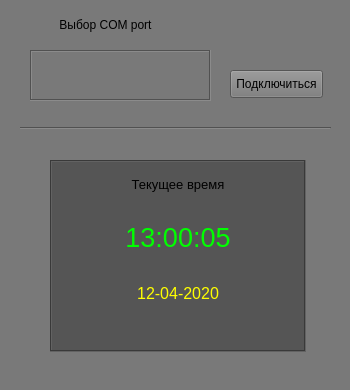
Before: the Qt Designer form ui/current_time.ui in openyrec/wemosRTC, drawn with Qt 5.
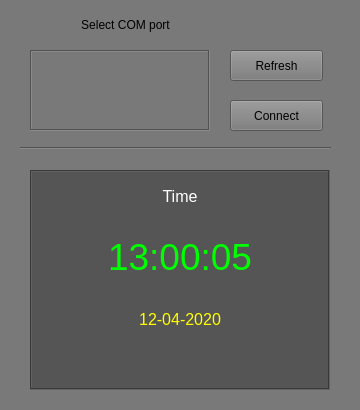
After: the same form once the commit is applied.

Commit message: Add state in buttonConnect. Add Alert message if not checked port. Open and read from selected com-port is working

Patch:
```diff
--- a/ui/current_time.ui
+++ b/ui/current_time.ui
@@ -6,20 +6,20 @@
    <rect>
     <x>0</x>
     <y>0</y>
-    <width>350</width>
-    <height>390</height>
+    <width>360</width>
+    <height>410</height>
    </rect>
   </property>
   <property name="minimumSize">
    <size>
-    <width>350</width>
-    <height>390</height>
+    <width>360</width>
+    <height>410</height>
    </size>
   </property>
   <property name="maximumSize">
    <size>
-    <width>350</width>
-    <height>390</height>
+    <width>360</width>
+    <height>410</height>
    </size>
   </property>
   <property name="windowTitle">
@@ -31,14 +31,14 @@
    </property>
    <property name="minimumSize">
     <size>
-     <width>350</width>
+     <width>340</width>
      <height>300</height>
     </size>
    </property>
    <property name="maximumSize">
     <size>
      <width>400</width>
-     <height>400</height>
+     <height>500</height>
     </size>
    </property>
    <property name="sizeIncrement">
@@ -62,7 +62,7 @@
    <widget class="QLabel" name="COMports">
     <property name="geometry">
      <rect>
-      <x>50</x>
+      <x>70</x>
       <y>10</y>
       <width>111</width>
       <height>31</height>
@@ -75,20 +75,20 @@
      <enum>QFrame::Sunken</enum>
     </property>
     <property name="text">
-     <string>&lt;html&gt;&lt;head/&gt;&lt;body&gt;&lt;p align=&quot;center&quot;&gt;Выбор COM port&lt;/p&gt;&lt;/body&gt;&lt;/html&gt;</string>
+     <string>&lt;html&gt;&lt;head/&gt;&lt;body&gt;&lt;p align=&quot;center&quot;&gt;Select COM port&lt;/p&gt;&lt;/body&gt;&lt;/html&gt;</string>
     </property>
    </widget>
    <widget class="QPushButton" name="ButtonConnect">
     <property name="geometry">
      <rect>
       <x>230</x>
-      <y>70</y>
+      <y>100</y>
       <width>93</width>
-      <height>28</height>
+      <height>31</height>
      </rect>
     </property>
     <property name="text">
-     <string>Подключиться</string>
+     <string>Connect</string>
     </property>
     <property name="checkable">
      <bool>true</bool>
@@ -107,7 +107,7 @@
     <property name="geometry">
      <rect>
       <x>20</x>
-      <y>120</y>
+      <y>140</y>
       <width>311</width>
       <height>16</height>
      </rect>
@@ -119,22 +119,22 @@
    <widget class="QTextBrowser" name="CurrnetTimeBrowser">
     <property name="geometry">
      <rect>
-      <x>50</x>
-      <y>160</y>
-      <width>256</width>
-      <height>192</height>
+      <x>30</x>
+      <y>170</y>
+      <width>300</width>
+      <height>220</height>
      </rect>
     </property>
     <property name="minimumSize">
      <size>
-      <width>256</width>
-      <height>192</height>
+      <width>300</width>
+      <height>220</height>
      </size>
     </property>
     <property name="maximumSize">
      <size>
-      <width>256</width>
-      <height>192</height>
+      <width>300</width>
+      <height>220</height>
      </size>
     </property>
     <property name="styleSheet">
@@ -149,10 +149,10 @@
 p, li { white-space: pre-wrap; }
 &lt;/style&gt;&lt;/head&gt;&lt;body style=&quot; font-family:'MS Shell Dlg 2'; font-size:6.6pt; font-weight:400; font-style:normal;&quot;&gt;
 &lt;p align=&quot;center&quot; style=&quot;-qt-paragraph-type:empty; margin-top:0px; margin-bottom:0px; margin-left:0px; margin-right:0px; -qt-block-indent:0; text-indent:0px;&quot;&gt;&lt;br /&gt;&lt;/p&gt;
-&lt;p align=&quot;center&quot; style=&quot; margin-top:0px; margin-bottom:0px; margin-left:0px; margin-right:0px; -qt-block-indent:0; text-indent:0px;&quot;&gt;&lt;span style=&quot; font-size:10pt;&quot;&gt;Текущее время&lt;/span&gt;&lt;/p&gt;
+&lt;p align=&quot;center&quot; style=&quot; margin-top:0px; margin-bottom:0px; margin-left:0px; margin-right:0px; -qt-block-indent:0; text-indent:0px;&quot;&gt;&lt;span style=&quot; font-size:12pt; color:#ffffff;&quot;&gt;Time&lt;/span&gt;&lt;/p&gt;
 &lt;p align=&quot;center&quot; style=&quot;-qt-paragraph-type:empty; margin-top:0px; margin-bottom:0px; margin-left:0px; margin-right:0px; -qt-block-indent:0; text-indent:0px; font-size:10pt;&quot;&gt;&lt;br /&gt;&lt;/p&gt;
 &lt;p align=&quot;center&quot; style=&quot;-qt-paragraph-type:empty; margin-top:0px; margin-bottom:0px; margin-left:0px; margin-right:0px; -qt-block-indent:0; text-indent:0px; font-size:10pt;&quot;&gt;&lt;br /&gt;&lt;/p&gt;
-&lt;p align=&quot;center&quot; style=&quot; margin-top:0px; margin-bottom:0px; margin-left:0px; margin-right:0px; -qt-block-indent:0; text-indent:0px;&quot;&gt;&lt;span style=&quot; font-size:20pt; color:#00ff00;&quot;&gt;13:00:05&lt;/span&gt;&lt;/p&gt;
+&lt;p align=&quot;center&quot; style=&quot; margin-top:0px; margin-bottom:0px; margin-left:0px; margin-right:0px; -qt-block-indent:0; text-indent:0px;&quot;&gt;&lt;span style=&quot; font-size:28pt; color:#00ff00;&quot;&gt;13:00:05&lt;/span&gt;&lt;/p&gt;
 &lt;p align=&quot;center&quot; style=&quot;-qt-paragraph-type:empty; margin-top:0px; margin-bottom:0px; margin-left:0px; margin-right:0px; -qt-block-indent:0; text-indent:0px; font-size:20pt; color:#00ff00;&quot;&gt;&lt;br /&gt;&lt;/p&gt;
 &lt;p align=&quot;center&quot; style=&quot; margin-top:0px; margin-bottom:0px; margin-left:0px; margin-right:0px; -qt-block-indent:0; text-indent:0px;&quot;&gt;&lt;span style=&quot; font-size:12pt; color:#ffff00;&quot;&gt;12-04-2020&lt;/span&gt;&lt;/p&gt;&lt;/body&gt;&lt;/html&gt;</string>
     </property>
@@ -165,26 +165,39 @@
      <rect>
       <x>30</x>
       <y>50</y>
-      <width>181</width>
-      <height>51</height>
+      <width>180</width>
+      <height>81</height>
      </rect>
     </property>
     <property name="minimumSize">
      <size>
-      <width>181</width>
+      <width>180</width>
       <height>51</height>
      </size>
     </property>
     <property name="maximumSize">
      <size>
-      <width>181</width>
-      <height>51</height>
+      <width>180</width>
+      <height>100</height>
      </size>
     </property>
     <property name="frameShape">
      <enum>QFrame::Box</enum>
     </property>
    </widget>
+   <widget class="QPushButton" name="buttonRefresh">
+    <property name="geometry">
+     <rect>
+      <x>230</x>
+      <y>50</y>
+      <width>93</width>
+      <height>31</height>
+     </rect>
+    </property>
+    <property name="text">
+     <string>Refresh</string>
+    </property>
+   </widget>
   </widget>
  </widget>
  <resources/>
```
Left out of the diff: 4 changed lines with no effect on the pictures. The commit also changes 3 other files.
